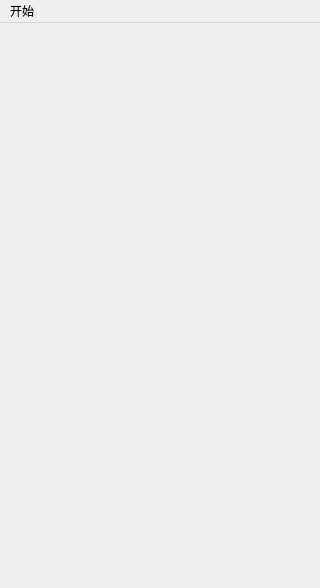
Above: mainscene.ui from WsyLeo/CoinFlip before the change. Below: the same form after it.
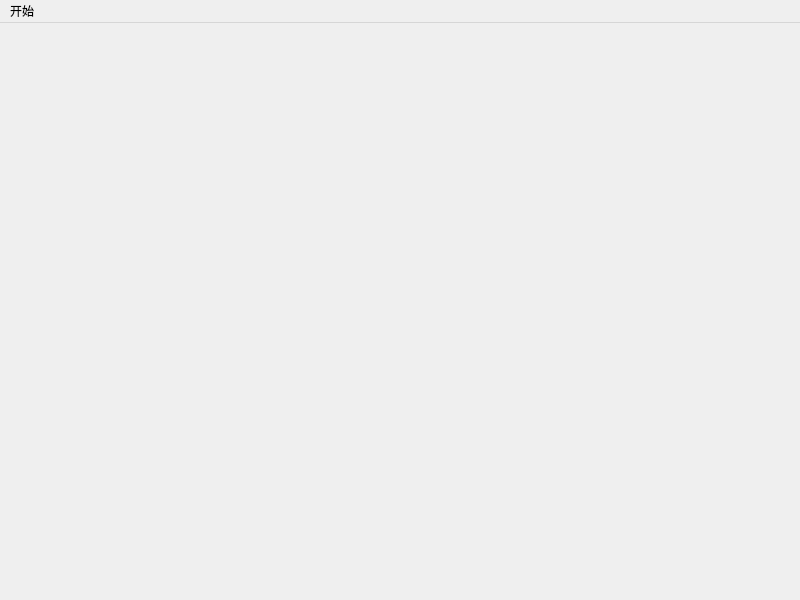
That is the form after the change.

The edit to the form file:
```diff
--- a/mainscene.ui
+++ b/mainscene.ui
@@ -6,8 +6,8 @@
    <rect>
     <x>0</x>
     <y>0</y>
-    <width>320</width>
-    <height>588</height>
+    <width>800</width>
+    <height>600</height>
    </rect>
   </property>
   <property name="windowTitle">
@@ -19,8 +19,8 @@
     <rect>
      <x>0</x>
      <y>0</y>
-     <width>320</width>
-     <height>26</height>
+     <width>800</width>
+     <height>29</height>
     </rect>
    </property>
    <widget class="QMenu" name="menu">
```
Left out of the diff: 4 changed lines with no effect on the pictures.
